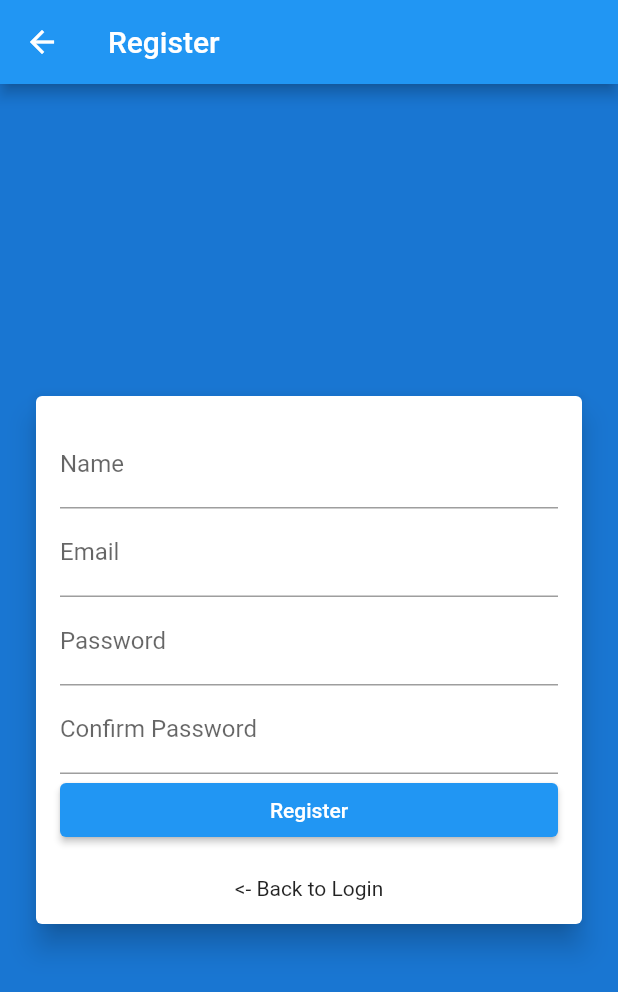
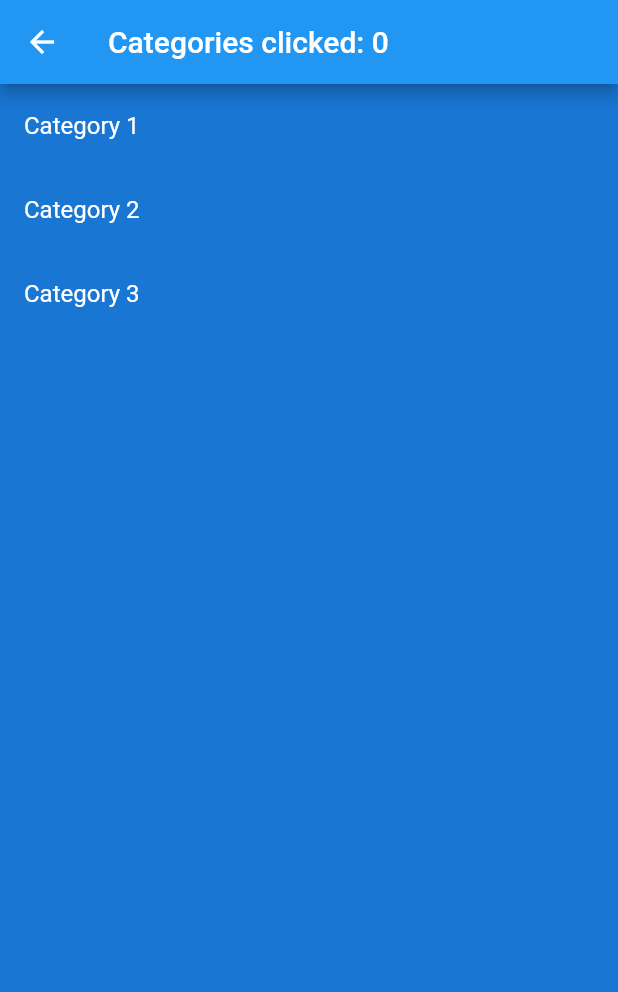
Before and after one commit to LaravelDaily/Laravel-Flutter-Course-App, a Flutter app: the Register screen opened by its route, after a tap on "Register", on a phone screen of 412 x 824 dp. Shown: the top 992 px of the screen. Run offline on Flutter 3.47's test engine with Material 2 defaults, Android fonts, the phone set to English and light mode, and no system bars.

Commit message:
First Stateful Widget with Categories

```diff
--- /dev/null
+++ b/lib/categories.dart
@@ -0,0 +1,37 @@
+import 'package:flutter/material.dart';
+
+class Categories extends StatefulWidget {
+  @override
+  _CategoriesState createState() => _CategoriesState();
+}
+
+class _CategoriesState extends State<Categories> {
+  final List<String> categories = <String>[
+    'Category 1',
+    'Category 2',
+    'Category 3'
+  ];
+
+  int clicked = 0;
+
+  @override
+  Widget build(BuildContext context) {
+    return Scaffold(
+      appBar: AppBar(
+        title: Text('Categories clicked: ' + clicked.toString()),
+      ),
+      body: Container(
+        color: Theme.of(context).primaryColorDark,
+        child: ListView.builder(
+            itemCount: categories.length,
+            itemBuilder: (BuildContext context, int index) {
+              return ListTile(
+                title: Text(categories[index], style: TextStyle(color: Colors.white)),
+                onTap: () => setState(() { clicked++; })
+              );
+            },
+        )
+      ),
+    );
+  }
+}
--- a/lib/main.dart
+++ b/lib/main.dart
@@ -1,4 +1,5 @@
 import 'package:flutter/material.dart';
+import 'package:my_first_app/categories.dart';
 import 'package:my_first_app/screens/login.dart';
 import 'package:my_first_app/screens/register.dart';
 
@@ -13,6 +14,7 @@ class MyApp extends StatelessWidget {
       routes: {
         '/login': (context) => Login(),
         '/register': (context) => Register(),
+        '/categories': (context) => Categories(),
       }
     );
   }
--- a/lib/screens/register.dart
+++ b/lib/screens/register.dart
@@ -43,7 +43,7 @@ class Register extends StatelessWidget {
                         ),
                         ElevatedButton(
                           onPressed: () {
-                            print('Register attempt');
+                            Navigator.pushNamed(context, '/categories');
                           },
                           child: Text('Register'),
                           style: ElevatedButton.styleFrom(
```
